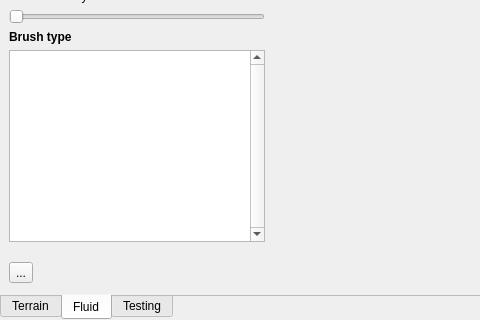
This is game/ui/terraform.ui in horazont/scc as Qt 5 draws it before an edit; both pictures show x 0 to 480 and y 327 to 647 of the 948 by 647 pixel window. The edited form follows.
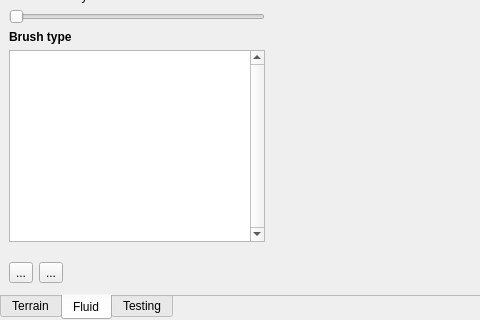
This is the edited form. The open tabs and pages were chosen to show the change.

Commit message: Play with fluid sources a bit

```diff
--- a/game/ui/terraform.ui
+++ b/game/ui/terraform.ui
@@ -344,6 +344,19 @@
             </property>
            </widget>
           </item>
+          <item>
+           <widget class="QToolButton" name="toolbtn_fluid_source">
+            <property name="text">
+             <string>...</string>
+            </property>
+            <property name="checkable">
+             <bool>false</bool>
+            </property>
+            <property name="checked">
+             <bool>false</bool>
+            </property>
+           </widget>
+          </item>
           <item>
            <spacer name="horizontalSpacer">
             <property name="orientation">
```
Left out of the diff: 13 changed lines with no effect on the pictures. The commit also changes 4 other files.
